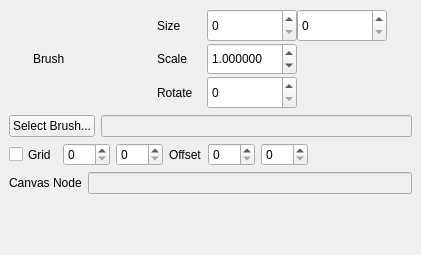
Old version of the form brickleedit/src/gui/brushmanager/brushdock.ui in the repository paarm/bricklebrit.
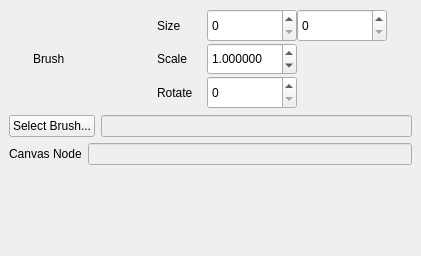
New version of the form.

Commit message: grid support, set brush from selected node

The edit to the form file:
```diff
--- a/brickleedit/src/gui/brushmanager/brushdock.ui
+++ b/brickleedit/src/gui/brushmanager/brushdock.ui
@@ -7,7 +7,7 @@
     <x>0</x>
     <y>0</y>
     <width>421</width>
-    <height>255</height>
+    <height>256</height>
    </rect>
   </property>
   <property name="sizePolicy">
@@ -18,8 +18,8 @@
   </property>
   <property name="minimumSize">
    <size>
-    <width>332</width>
-    <height>255</height>
+    <width>338</width>
+    <height>256</height>
    </size>
   </property>
   <property name="windowTitle">
@@ -220,101 +220,6 @@
       </item>
      </layout>
     </item>
-    <item>
-     <layout class="QHBoxLayout" name="horizontalLayout_4">
-      <item>
-       <widget class="QCheckBox" name="gridActive">
-        <property name="sizePolicy">
-         <sizepolicy hsizetype="Minimum" vsizetype="Minimum">
-          <horstretch>0</horstretch>
-          <verstretch>0</verstretch>
-         </sizepolicy>
-        </property>
-        <property name="text">
-         <string>Grid</string>
-        </property>
-       </widget>
-      </item>
-      <item>
-       <widget class="QSpinBox" name="gridX">
-        <property name="sizePolicy">
-         <sizepolicy hsizetype="Minimum" vsizetype="Minimum">
-          <horstretch>0</horstretch>
-          <verstretch>0</verstretch>
-         </sizepolicy>
-        </property>
-        <property name="maximum">
-         <number>500</number>
-        </property>
-       </widget>
-      </item>
-      <item>
-       <widget class="QSpinBox" name="gridY">
-        <property name="sizePolicy">
-         <sizepolicy hsizetype="Minimum" vsizetype="Minimum">
-          <horstretch>0</horstretch>
-          <verstretch>0</verstretch>
-         </sizepolicy>
-        </property>
-        <property name="maximum">
-         <number>500</number>
-        </property>
-       </widget>
-      </item>
-      <item>
-       <widget class="QLabel" name="label_6">
-        <property name="sizePolicy">
-         <sizepolicy hsizetype="Preferred" vsizetype="Minimum">
-          <horstretch>0</horstretch>
-          <verstretch>0</verstretch>
-         </sizepolicy>
-        </property>
-        <property name="text">
-         <string>Offset</string>
-        </property>
-       </widget>
-      </item>
-      <item>
-       <widget class="QSpinBox" name="offsetX">
-        <property name="sizePolicy">
-         <sizepolicy hsizetype="Minimum" vsizetype="Minimum">
-          <horstretch>0</horstretch>
-          <verstretch>0</verstretch>
-         </sizepolicy>
-        </property>
-        <property name="maximum">
-         <number>500</number>
-        </property>
-       </widget>
-      </item>
-      <item>
-       <widget class="QSpinBox" name="offsetY">
-        <property name="sizePolicy">
-         <sizepolicy hsizetype="Minimum" vsizetype="Minimum">
-          <horstretch>0</horstretch>
-          <verstretch>0</verstretch>
-         </sizepolicy>
-        </property>
-        <property name="maximum">
-         <number>500</number>
-        </property>
-       </widget>
-      </item>
-      <item>
-       <spacer name="horizontalSpacer">
-        <property name="orientation">
-         <enum>Qt::Horizontal</enum>
-        </property>
-        <property name="sizeHint" stdset="0">
-         <size>
-          <width>40</width>
-          <height>20</height>
-         </size>
-        </property>
-       </spacer>
-      </item>
-     </layout>
-    </item>
     <item>
      <layout class="QHBoxLayout" name="horizontalLayout_3">
       <item>
```
The commit also changes 22 other files.
